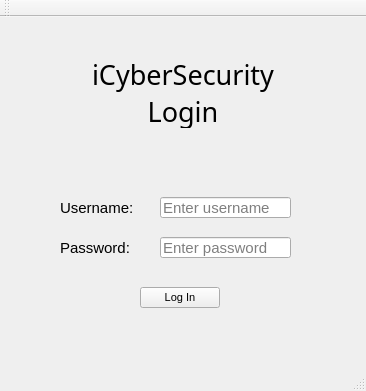
First picture: the form in loginwindow.ui, repository OverworldLord/pxgic, before the edit.
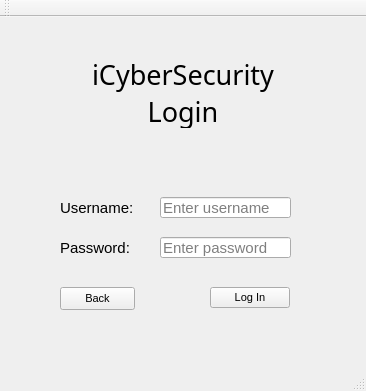
Second picture: the form after the edit.

The edit to the form file:
```diff
--- a/loginwindow.ui
+++ b/loginwindow.ui
@@ -141,7 +141,7 @@
    <widget class="QPushButton" name="LoginButton">
     <property name="geometry">
      <rect>
-      <x>140</x>
+      <x>210</x>
       <y>270</y>
       <width>80</width>
       <height>21</height>
@@ -156,6 +156,24 @@
      <string>Log In</string>
     </property>
    </widget>
+   <widget class="QPushButton" name="pushButton">
+    <property name="geometry">
+     <rect>
+      <x>60</x>
+      <y>270</y>
+      <width>75</width>
+      <height>23</height>
+     </rect>
+    </property>
+    <property name="font">
+     <font>
+      <pointsize>8</pointsize>
+     </font>
+    </property>
+    <property name="text">
+     <string>Back</string>
+    </property>
+   </widget>
    <zorder>label</zorder>
    <zorder>label_3</zorder>
    <zorder>label_4</zorder>
```
Left out of the diff: 1 changed line with no effect on the pictures.
